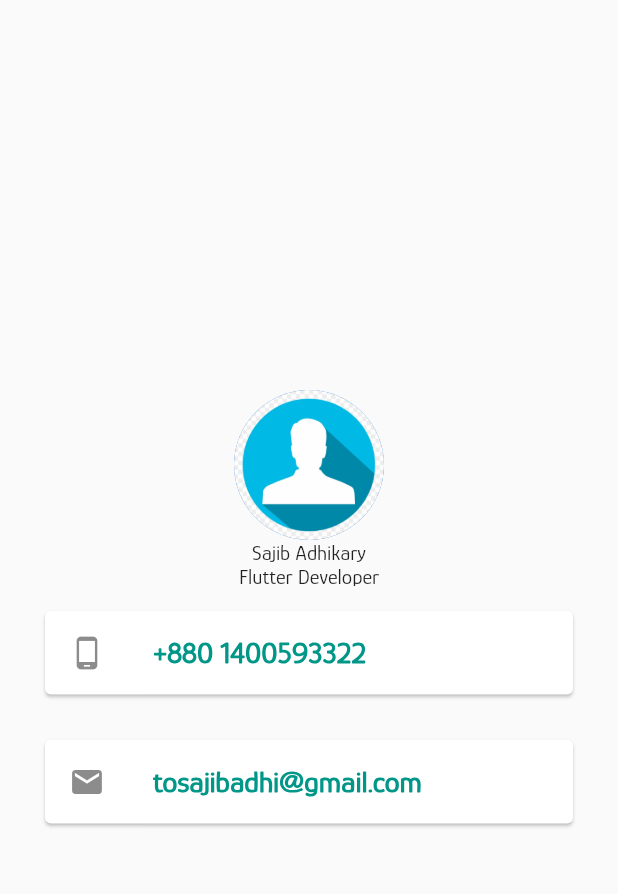
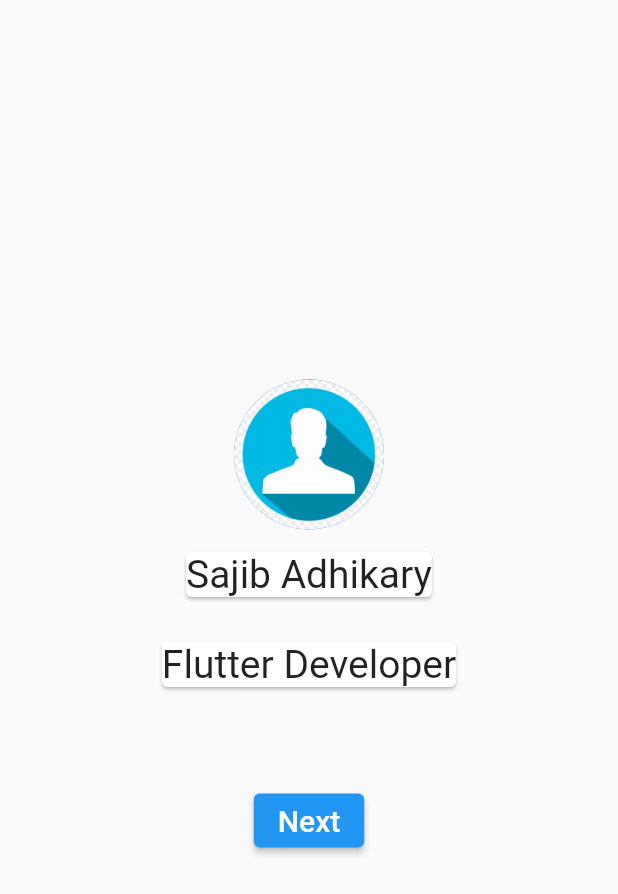
Before and after one commit to sajibAdhi/vscard_app_batch21, a Flutter app: the screen it shows after launch, on a phone screen of 412 x 824 dp. Shown: the top 894 px of the screen. Run offline on Flutter 3.47's test engine with Material 2 defaults, Android fonts, the phone set to English and light mode, and no system bars; Roboto replaces fonts that are missing (DanceScript).

Commit message:
first Screen Fixed

```diff
--- a/lib/main.dart
+++ b/lib/main.dart
@@ -1,21 +1,16 @@
 import 'package:flutter/material.dart';
 import 'screens/first_screen.dart';
 
-void main() {
-  runApp(const MyApp());
-}
+void main() => runApp(const MyApp());
 
 class MyApp extends StatelessWidget {
   const MyApp({Key? key}) : super(key: key);
 
   @override
   Widget build(BuildContext context) {
-    return MaterialApp(
-      theme: ThemeData(
-        fontFamily: "Glory",
-      ),
+    return const MaterialApp(
       debugShowCheckedModeBanner: false,
-      home: const MyHomePage(),
+      home: MyHomePage(),
     );
   }
 }
--- a/lib/screens/first_screen.dart
+++ b/lib/screens/first_screen.dart
@@ -1,57 +1,73 @@
 import 'package:flutter/material.dart';
 
-class FirstScreen extends StatelessWidget {
+import 'second_screen.dart';
+
+class FirstScreen extends StatefulWidget {
   const FirstScreen({Key? key}) : super(key: key);
 
   @override
+  _FirstScreenState createState() => _FirstScreenState();
+}
+
+class _FirstScreenState extends State<FirstScreen> {
+  @override
   Widget build(BuildContext context) {
-    return Column(
+    return Center(
+      child: Column(
         mainAxisAlignment: MainAxisAlignment.center,
-      children: const <Widget>[
-        CircleAvatar(
+        children: <Widget>[
+          const CircleAvatar(
             backgroundImage: AssetImage("assets/images/user.png"),
             radius: 50,
           ),
-        Text(
-          "Sajib Adhikary",
-          style: TextStyle(),
-        ),
-        Text("Flutter Developer"),
-        Card(
+          const Card(
             margin: EdgeInsets.symmetric(
               vertical: 15,
               horizontal: 30,
             ),
-          child: ListTile(
-            leading: Icon(Icons.phone_android),
-            title: Text(
-              "+880 1400593322",
+            child: Text(
+              "Sajib Adhikary",
               style: TextStyle(
-                fontWeight: FontWeight.bold,
-                fontSize: 20,
-                color: Colors.teal,
+                fontFamily: "DanceScript",
+                fontSize: 26,
               ),
             ),
           ),
-        ),
-        Card(
+          const Card(
             margin: EdgeInsets.symmetric(
               vertical: 15,
               horizontal: 30,
             ),
-          child: ListTile(
-            leading: Icon(Icons.mail),
-            title: Text(
-              "tosajibadhi@gmail.com",
+            child: Text(
+              "Flutter Developer",
               style: TextStyle(
-                fontWeight: FontWeight.bold,
-                fontSize: 20,
-                color: Colors.teal,
+                fontFamily: "DanceScript",
+                fontSize: 26,
               ),
             ),
           ),
+          Container(
+            child: ElevatedButton(
+              onPressed: () {
+                Navigator.push(
+                  context,
+                  MaterialPageRoute(
+                    builder: (context) => const SecondScreen(),
+                  ),
+                );
+              },
+              child: const Text(
+                "Next",
+                style: TextStyle(
+                  fontSize: 20,
+                ),
+              ),
+              style: const ButtonStyle(),
+            ),
+            padding: const EdgeInsets.only(top: 50),
           ),
         ],
+      ),
     );
   }
 }
```
Also changed, not shown: lib/screens/second_screen.dart (+55 -3 lines), pubspec.yaml (line endings or trailing spaces), 1 other file. Lines whose indentation alone changed are shown as unchanged.
